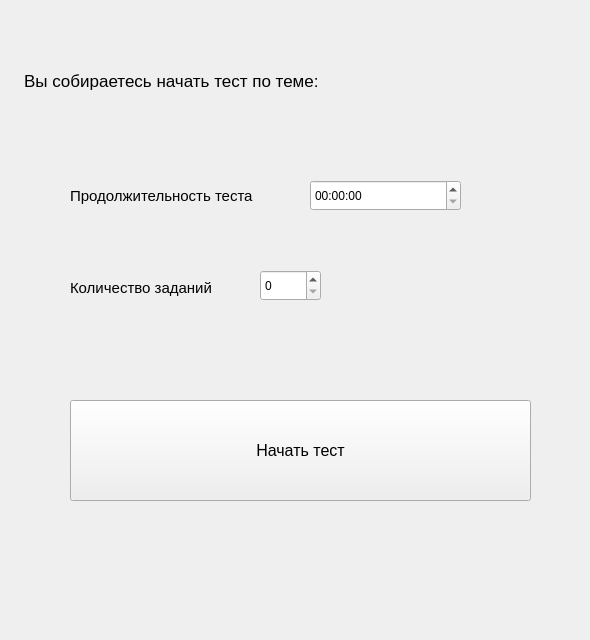
The window that templates/startTestBase.ui (IlyaGrishkin/PyQtProject) describes before a commit, drawn with Qt 5.
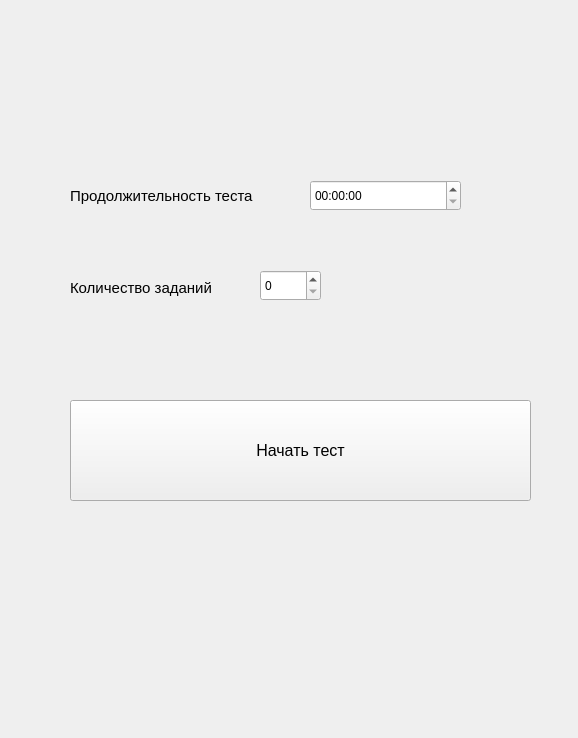
The same window after the commit.

The edit to the form file:
```diff
--- a/templates/startTestBase.ui
+++ b/templates/startTestBase.ui
@@ -6,19 +6,31 @@
    <rect>
     <x>0</x>
     <y>0</y>
-    <width>590</width>
-    <height>640</height>
+    <width>578</width>
+    <height>738</height>
    </rect>
   </property>
+  <property name="minimumSize">
+   <size>
+    <width>578</width>
+    <height>738</height>
+   </size>
+  </property>
+  <property name="maximumSize">
+   <size>
+    <width>578</width>
+    <height>738</height>
+   </size>
+  </property>
   <property name="windowTitle">
    <string>Начать тест</string>
   </property>
-  <widget class="QLabel" name="label">
+  <widget class="QLabel" name="topicLabel">
    <property name="geometry">
     <rect>
-     <x>24</x>
+     <x>14</x>
      <y>50</y>
-     <width>471</width>
+     <width>551</width>
      <height>61</height>
     </rect>
    </property>
@@ -28,25 +40,10 @@
     </font>
    </property>
    <property name="text">
-    <string>Вы собираетесь начать тест по теме:</string>
+    <string> </string>
    </property>
-  </widget>
-  <widget class="QLabel" name="topicLabel">
-   <property name="geometry">
-    <rect>
-     <x>374</x>
-     <y>60</y>
-     <width>191</width>
-     <height>41</height>
-    </rect>
-   </property>
-   <property name="font">
-    <font>
-     <pointsize>11</pointsize>
-    </font>
-   </property>
-   <property name="text">
-    <string/>
+   <property name="alignment">
+    <set>Qt::AlignCenter</set>
    </property>
   </widget>
   <widget class="QTimeEdit" name="timer">
```
